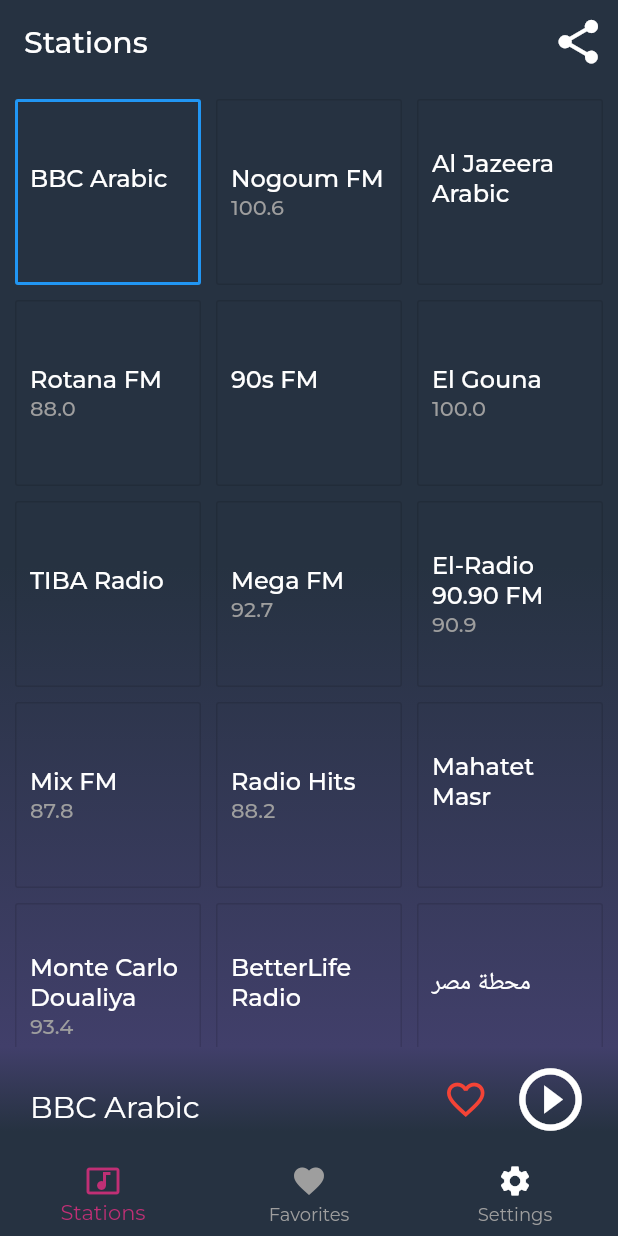
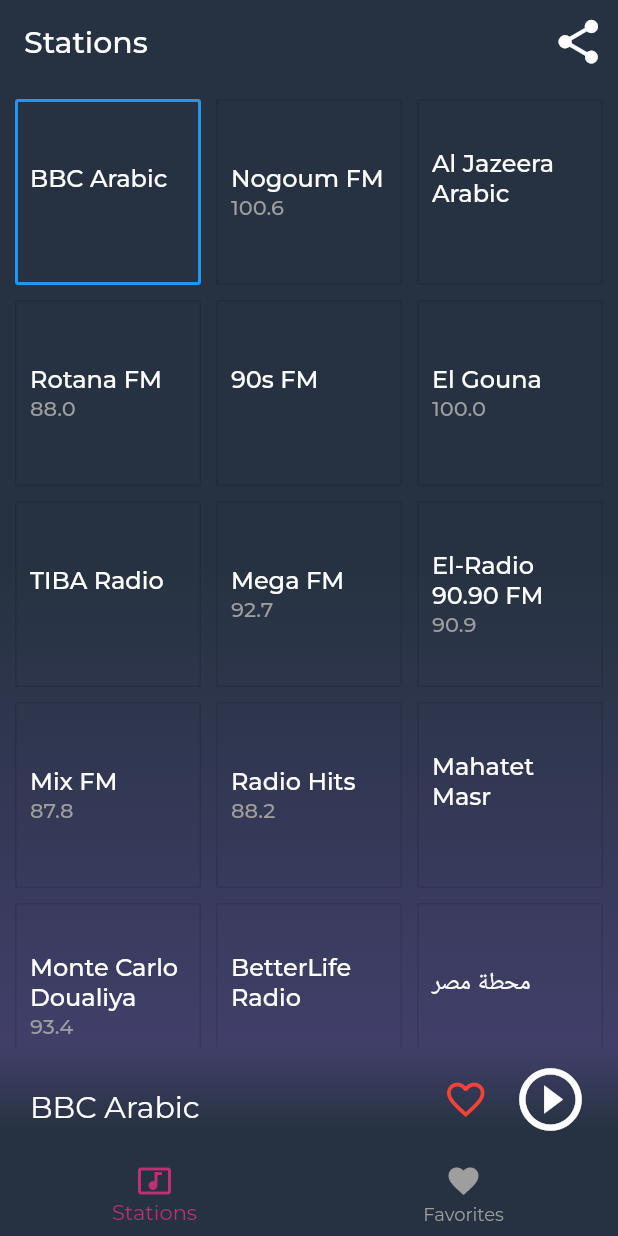
Before and after one commit to Andrewngabriel/radio-player, a Flutter app: the screen it shows after launch, after a tap on "BBC Arabic", on a phone screen of 412 x 824 dp. Run offline on Flutter 3.47's test engine with Material 2 defaults, Android fonts, the phone set to English and light mode, and no system bars; our stand-ins replace audio_service, flutter_spinkit, google_fonts, just_audio, share; statements that could not run were skipped.

Commit message:
Temporarily remove settings page for the time being

```diff
--- a/lib/main.dart
+++ b/lib/main.dart
@@ -6,7 +6,6 @@ import 'package:share/share.dart';
 
 import './models/radio_station.dart';
 import './models/station_list.dart';
-import './screens/settings.dart';
 import './screens/stations.dart';
 import './widgets/bottom_navigation.dart';
 import './widgets/player.dart';
@@ -65,7 +64,6 @@ class _MyHomePageState extends State<MyHomePage> {
         selectStation: this._selectStation,
       ),
       FavoritesScreen(selectStation: this._selectStation),
-      SettingsScreen(),
     ];
   }
 
@@ -138,13 +136,8 @@ class _MyHomePageState extends State<MyHomePage> {
   }
 
   void refreshScreen(int index) {
-    /**
-     * 0 ~ StationsScreen()
-     * 2 ~ SettingsScreen()
-     */
     switch (index) {
       case 0:
-        {
         setState(() {
           this._screenTitle = "Stations";
           _screens[0] = StationsScreen(
@@ -152,37 +145,23 @@ class _MyHomePageState extends State<MyHomePage> {
             selectStation: this._selectStation,
           );
         });
-        }
         break;
       case 1:
-        {
         setState(() {
           this._screenTitle = "Favorites";
           _screens[1] = FavoritesScreen(
             selectStation: this._selectStation,
           );
         });
-        }
-        break;
-      case 2:
-        {
-          setState(() {
-            this._screenTitle = "Settings";
-            _screens[2] = SettingsScreen();
-          });
-        }
         break;
       default:
-        {
         setState(() {
           _screens = [
             StationsScreen(
                 stations: _radioList, selectStation: this._selectStation),
             FavoritesScreen(selectStation: this._selectStation),
-              SettingsScreen(),
           ];
         });
-        }
         break;
     }
   }
--- a/lib/widgets/bottom_navigation.dart
+++ b/lib/widgets/bottom_navigation.dart
@@ -24,13 +24,6 @@ class BottomNavigation extends StatelessWidget {
           icon: Icon(Icons.favorite),
           title: Text("Favorites"),
         ),
-        BottomNavigationBarItem(
-          icon: Icon(
-            Icons.settings,
-            color: Colors.white,
-          ),
-          title: Text("Settings"),
-        ),
       ],
     );
   }
```
Lines whose indentation alone changed are shown as unchanged.
